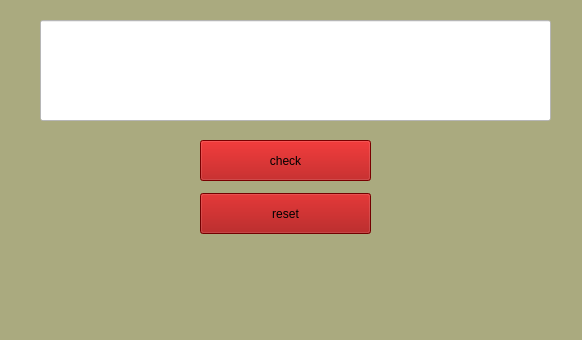
The window that 6.ui (shady2022/assignment18) describes before a commit, drawn with Qt 5.
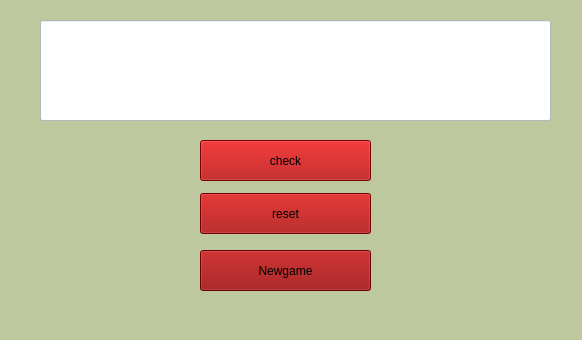
The same window after the commit. Icons and pictures are not drawn.

Diff of the .ui file:
```diff
--- a/6.ui
+++ b/6.ui
@@ -14,8 +14,8 @@
    <string>MainWindow</string>
   </property>
   <property name="styleSheet">
-   <string notr="true">background-color: rgb(170, 255, 127);
-background-color: rgb(170, 170, 127);</string>
+   <string notr="true">background-color: rgb(190, 200, 158);
+</string>
   </property>
   <property name="iconSize">
    <size>
@@ -82,6 +82,22 @@
      <string notr="true">background-color: rgb(255, 255, 255);</string>
     </property>
    </widget>
+   <widget class="QPushButton" name="btn_new">
+    <property name="geometry">
+     <rect>
+      <x>200</x>
+      <y>250</y>
+      <width>171</width>
+      <height>41</height>
+     </rect>
+    </property>
+    <property name="styleSheet">
+     <string notr="true">background-color: rgb(145, 0, 0);</string>
+    </property>
+    <property name="text">
+     <string>Newgame</string>
+    </property>
+   </widget>
   </widget>
   <widget class="QMenuBar" name="menubar">
    <property name="geometry">
```
Left out of the diff: 3 changed lines with no effect on the pictures.
